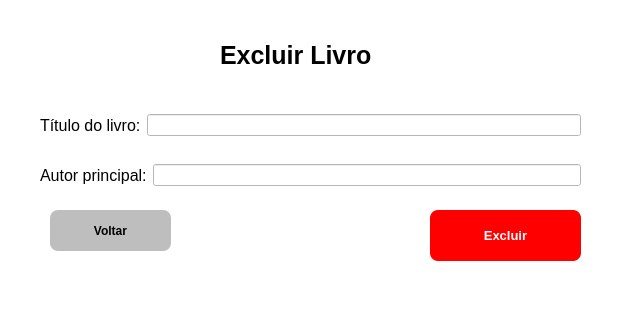
Before: the Qt Designer form biblioteca/interface_grafica/ui/excluir_livro.ui in Gabriel-Leall/Sistema_Distribuidos, drawn with Qt 5.
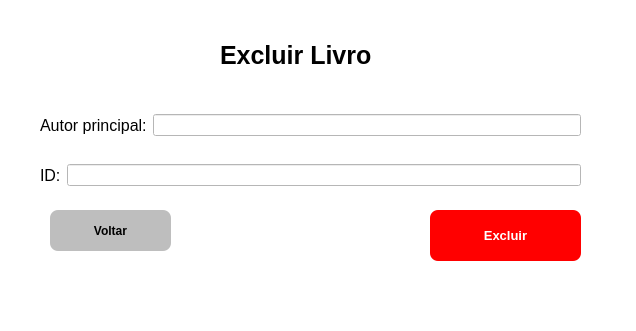
After: the same form once the commit is applied.

Commit message: excluir livro atualizado.

What changed in the file:
```diff
--- a/biblioteca/interface_grafica/ui/excluir_livro.ui
+++ b/biblioteca/interface_grafica/ui/excluir_livro.ui
@@ -55,7 +55,7 @@
         </font>
        </property>
        <property name="text">
-        <string>Autor principal:</string>
+        <string>ID:</string>
        </property>
       </widget>
      </item>
@@ -82,7 +82,7 @@
         </font>
        </property>
        <property name="text">
-        <string>Título do livro:</string>
+        <string>Autor principal:</string>
        </property>
       </widget>
      </item>
```
Left out of the diff: 2 changed lines with no effect on the pictures. The commit also changes 6 other files.
